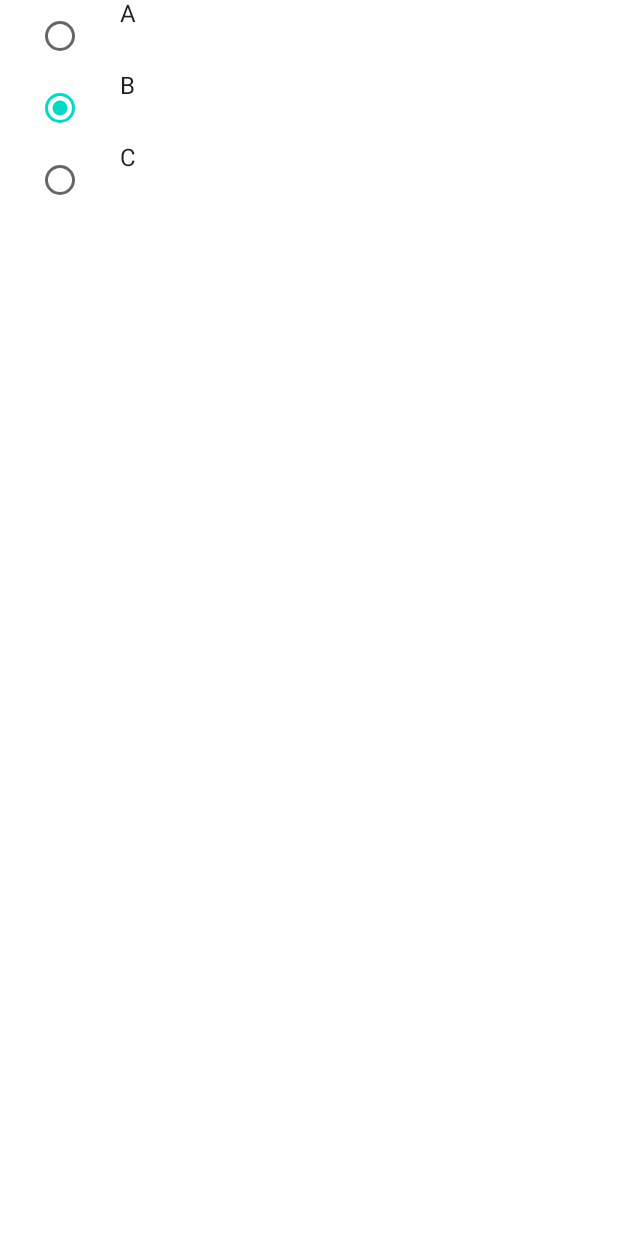
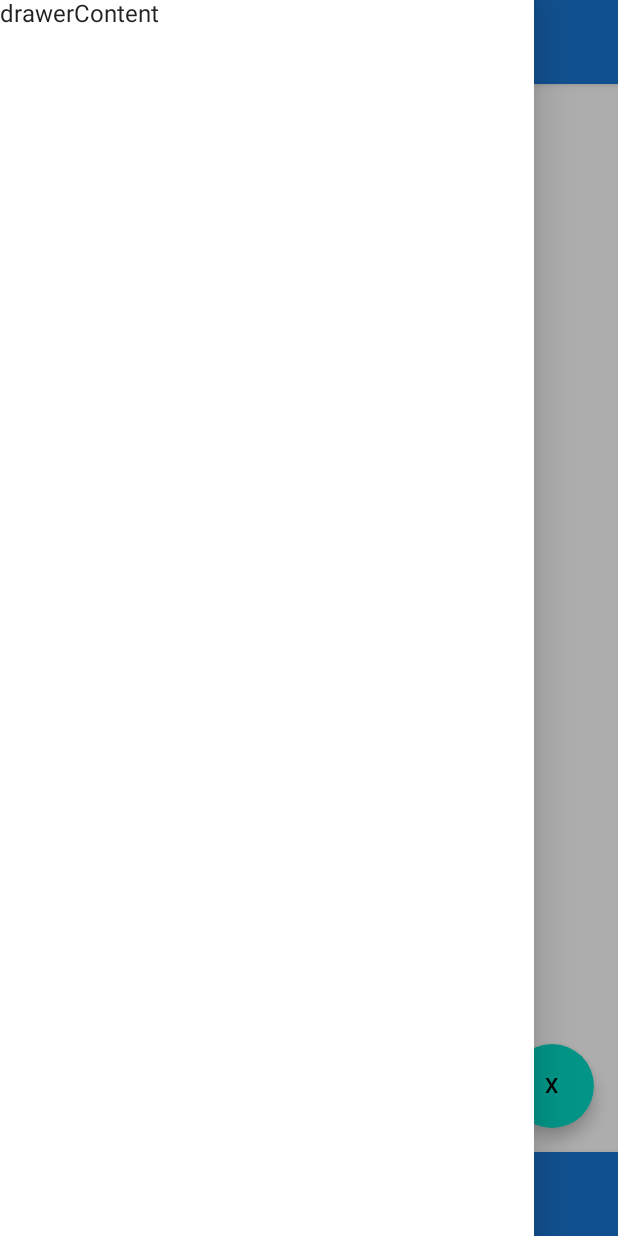
Before and after one commit to shubham3135/AndroidJetpackComposeComponents, an Android app built with Jetpack Compose: the screen it shows after launch (MainActivity), on a phone screen of 412 x 824 dp. Before the commit the screen is almost empty. Run offline under Robolectric (Android 15) with nearby library versions, the phone set to English and light mode, and no system bars.

Commit message:
Scaffold

```diff
--- a/app/src/main/java/com/shubhamkumarwinner/composecomponents/MainActivity.kt
+++ b/app/src/main/java/com/shubhamkumarwinner/composecomponents/MainActivity.kt
@@ -31,11 +31,29 @@ class MainActivity : ComponentActivity() {
             ComposeComponentsTheme {
                 // A surface container using the 'background' color from the theme
                 Surface(color = MaterialTheme.colors.background) {
-                    RadioButtonSample()
+                    ScaffoldDemo()
                 }
             }
         }
     }
+}
+
+//scaffold
+@Composable
+fun ScaffoldDemo() {
+    val materialBlue700= Color(0xFF1976D2)
+    val scaffoldState = rememberScaffoldState(rememberDrawerState(DrawerValue.Open))
+    Scaffold(
+        scaffoldState = scaffoldState,
+        topBar = { TopAppBar(title = {Text("TopAppBar")},backgroundColor = materialBlue700)  },
+        floatingActionButtonPosition = FabPosition.End,
+        floatingActionButton = { FloatingActionButton(onClick = {}){
+            Text("X")
+        } },
+        drawerContent = { Text(text = "drawerContent") },
+        content = { Text("BodyContent") },
+        bottomBar = { BottomAppBar(backgroundColor = materialBlue700) { Text("BottomAppBar") } }
+    )
 }
 
 //radioButton
@@ -350,6 +368,6 @@ fun Greeting(name: String) {
 @Composable
 fun DefaultPreview() {
     ComposeComponentsTheme {
-        RadioButtonSample()
+        ScaffoldDemo()
     }
 }
```
